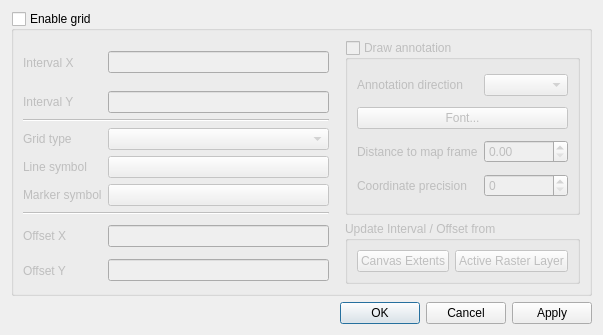
This is src/ui/qgsdecorationgriddialog.ui in carsmie/QGIS as Qt 5 draws it before an edit. The edited form follows.
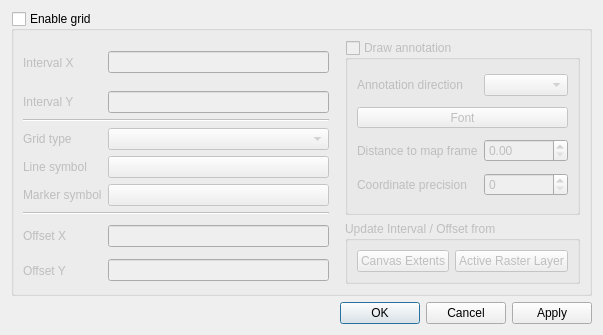
This is the edited form. Custom widgets are drawn as their Qt base class.

Commit message: Use QgsFontButton everywhere we can

The edit to the form file:
```diff
--- a/src/ui/qgsdecorationgriddialog.ui
+++ b/src/ui/qgsdecorationgriddialog.ui
@@ -63,13 +63,6 @@
          <item row="0" column="1">
           <widget class="QComboBox" name="mAnnotationDirectionComboBox"/>
          </item>
-         <item row="1" column="0" colspan="2">
-          <widget class="QPushButton" name="mAnnotationFontButton">
-           <property name="text">
-            <string>Font...</string>
-           </property>
-          </widget>
-         </item>
          <item row="2" column="0">
           <widget class="QLabel" name="mDistanceToFrameLabel">
            <property name="text">
@@ -96,6 +89,19 @@
          <item row="3" column="1">
           <widget class="QSpinBox" name="mCoordinatePrecisionSpinBox"/>
          </item>
+         <item row="1" column="0" colspan="2">
+          <widget class="QgsFontButton" name="mAnnotationFontButton">
+           <property name="sizePolicy">
+            <sizepolicy hsizetype="Expanding" vsizetype="Fixed">
+             <horstretch>0</horstretch>
+             <verstretch>0</verstretch>
+            </sizepolicy>
+           </property>
+           <property name="text">
+            <string>Font</string>
+           </property>
+          </widget>
+         </item>
         </layout>
        </widget>
       </item>
@@ -327,6 +333,13 @@
    </item>
   </layout>
  </widget>
+ <customwidgets>
+  <customwidget>
+   <class>QgsFontButton</class>
+   <extends>QToolButton</extends>
+   <header>qgsfontbutton.h</header>
+  </customwidget>
+ </customwidgets>
  <tabstops>
   <tabstop>grpEnable</tabstop>
   <tabstop>mIntervalXEdit</tabstop>
```
The commit also changes 27 other files.
